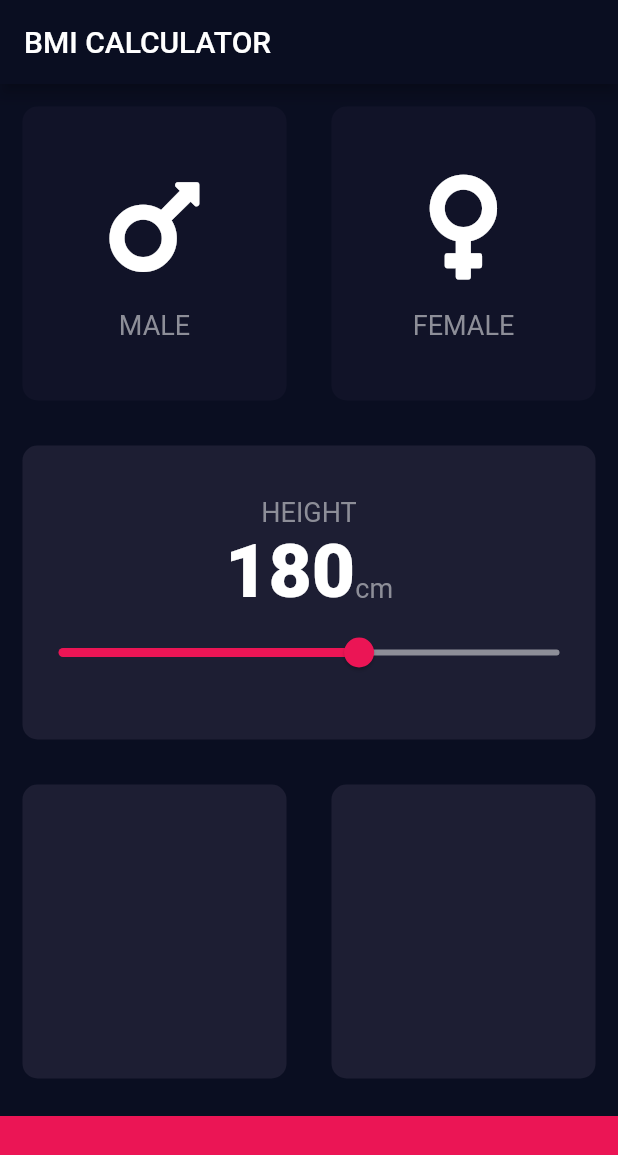
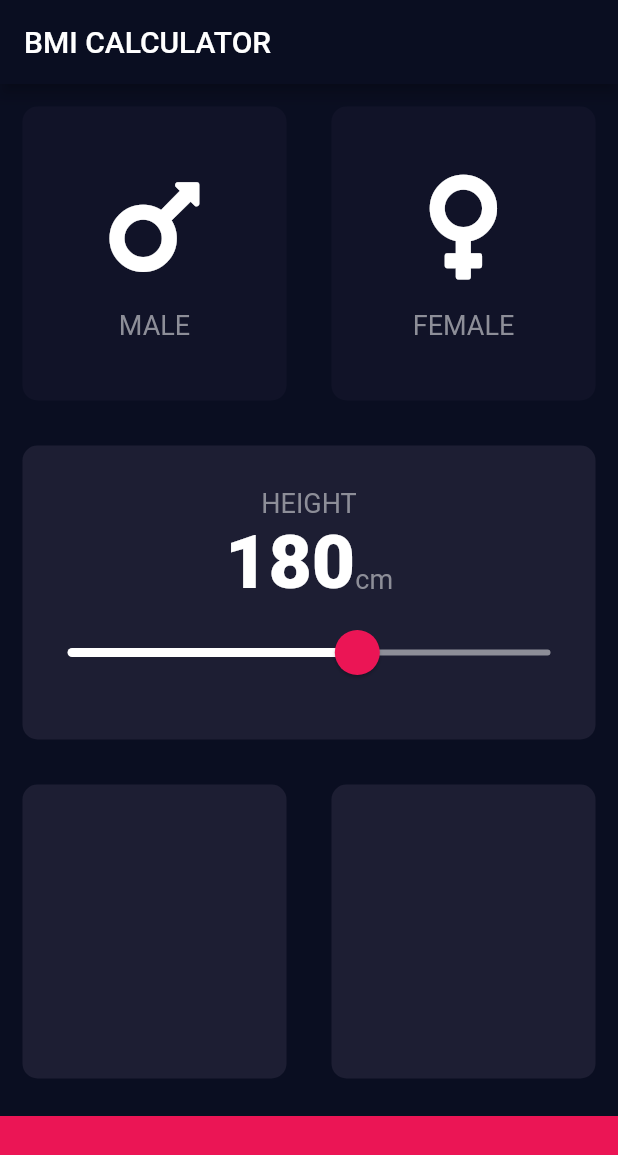
Before and after one commit to n04h/flutter_practice, a Flutter app: the screen it shows after launch, on a phone screen of 412 x 824 dp. Shown: the top 1155 px of the screen. Run offline on Flutter 3.47's test engine with Material 2 defaults, Android fonts, the phone set to English and light mode, and no system bars; our stand-ins replace font_awesome_flutter.

Commit message:
✨ スライドのテーマを設定した

```diff
--- a/lib/input_page.dart
+++ b/lib/input_page.dart
@@ -87,17 +87,25 @@ class _InputPageState extends State<InputPage> {
                       ),
                     ],
                   ),
-                  Slider(
+                  SliderTheme(
+                    data: SliderTheme.of(context).copyWith(
+                      thumbShape: RoundSliderThumbShape(enabledThumbRadius: 15),
+                      overlayShape: RoundSliderOverlayShape(overlayRadius: 30),
+                      thumbColor: Color(0xFFEB1555),
+                      overlayColor: Color(0x29EB1555),
+                      activeTrackColor: Colors.white,
+                    ),
+                    child: Slider(
                       value: height.toDouble(),
                       min: 120,
                       max: 220,
-                    activeColor: Color(0xFFEB1555),
                       inactiveColor: Color(0xFF8D8E98),
                       onChanged: (double value) {
                         setState(() {
                           height = value.round();
                         });
                       },
+                    ),
                   ),
                 ],
               ),
```
Lines whose indentation alone changed are shown as unchanged.
